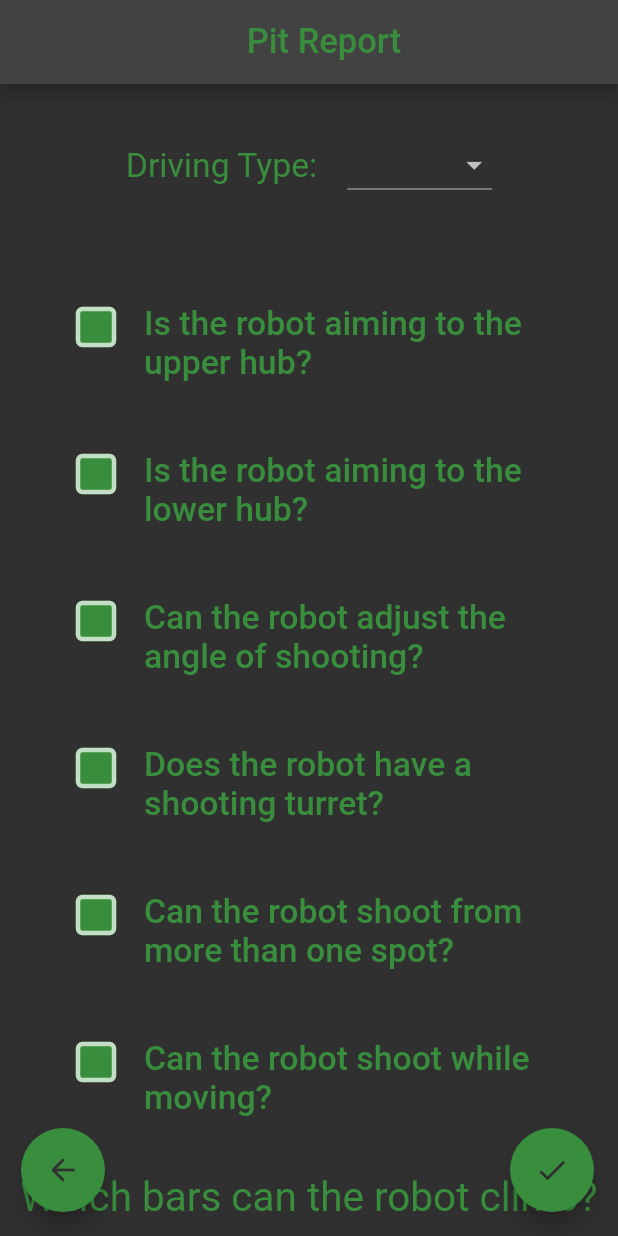
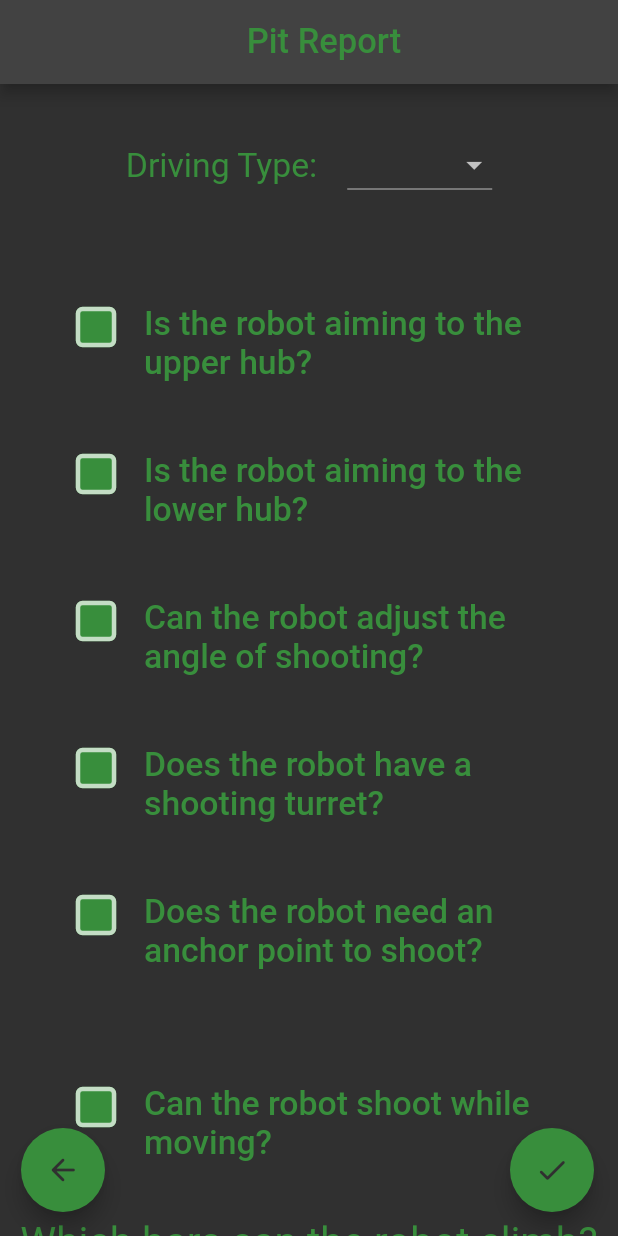
Before and after one commit to Sufilevy/HamosadScoutingApp, a Flutter app: the PitReport screen opened directly, on a phone screen of 412 x 824 dp. Run offline on Flutter 3.47's test engine with Material 2 defaults, Android fonts, the phone set to English and light mode, and no system bars; our stand-ins replace firebase_core, firebase_database, google_fonts; accounts and stored records are empty; Roboto replaces fonts that are missing (Abel); project files that could hold a hidden picture were left out.

Commit message:
Added anchor point TextBox

```diff
--- a/lib/pages/pit_report.dart
+++ b/lib/pages/pit_report.dart
@@ -10,8 +10,9 @@ class PitReport extends StatefulWidget {
   final DataContainer<bool> canShootLowerData = DataContainer(false);
   final DataContainer<bool> canAdjustShootAngleData = DataContainer(false);
   final DataContainer<bool> hasTurretData = DataContainer(false);
-  final DataContainer<bool> canShootDynamicallyData = DataContainer(false);
   final DataContainer<bool> canShootWhileMovingData = DataContainer(false);
+  final DataContainer<bool> cantShootDynamicallyData = DataContainer(false);
+  final DataContainer<String> anchorPointData = DataContainer("");
   final DataContainer<List<int>> whichBarCanClimbData = DataContainer([]);
   final DataContainer<String> shootingHeightData = DataContainer("");
   final DataContainer<String> weaknessesData = DataContainer("");
@@ -30,7 +31,8 @@ class _PitReportState extends State<PitReport>
   late final ToggleButton canShootLower;
   late final ToggleButton canAdjustShootingAngle;
   late final ToggleButton hasTurret;
-  late final ToggleButton canShootDynamically;
+  late final ToggleButton cantShootDynamically;
+  late final TextEdit anchorPoint;
   late final ToggleButton canShootWhileMoving;
   late final ToggleButtons whichBarsCanClimb;
   late final DropdownMenu shootingHeight;
@@ -40,18 +42,21 @@ class _PitReportState extends State<PitReport>
   @override
   void initState() {
     drivingType = DropdownMenu(
-        title: "Driving Type:",
-        items: const ["Swerve", "Tank", "Other..."],
-        onChanged: (newValue) {
-          setState(() {
+      title: "Driving Type:",
+      items: const ["Swerve", "Tank", "Other..."],
+      onChanged: (newValue) {
+        setState(
+          () {
             if (newValue == "Other...") {
               drivingIsOther = true;
             } else {
               drivingIsOther = false;
               widget.drivingTypeData.value = newValue;
             }
-          });
-        });
+          },
+        );
+      },
+    );
     drivingOther = TextEdit(
       title: "Other...",
       container: widget.drivingTypeData,
@@ -74,14 +79,28 @@ class _PitReportState extends State<PitReport>
       title: "Does the robot have a shooting turret?",
       container: widget.hasTurretData,
     );
-    canShootDynamically = ToggleButton(
-      title: "Can the robot shoot from more than one spot?",
-      container: widget.canShootDynamicallyData,
+    cantShootDynamically = ToggleButton(
+      title: "Does the robot need an anchor point to shoot?",
+      container: widget.cantShootDynamicallyData,
+      onChanged: (newValue) {
+        setState(
+          () {
+            widget.cantShootDynamicallyData.value = newValue;
+          },
+        );
+      },
+    );
+    anchorPoint = TextEdit(
+      title: "Anchor point...",
+      container: widget.anchorPointData,
+      lines: 1,
+      titleInLine: true,
     );
     canShootWhileMoving = ToggleButton(
       title: "Can the robot shoot while moving?",
       container: widget.canShootWhileMovingData,
     );
+
     whichBarsCanClimb = ToggleButtons(
         title: "Which bars can the robot climb?",
         titles: const [
@@ -130,7 +149,8 @@ class _PitReportState extends State<PitReport>
           canShootLower,
           canAdjustShootingAngle,
           hasTurret,
-          canShootDynamically,
+          cantShootDynamically,
+          widget.cantShootDynamicallyData.value ? anchorPoint : Container(),
           canShootWhileMoving,
           whichBarsCanClimb,
           shootingHeight,
```
Also changed, not shown: lib/misc/database.dart (+11 -5 lines), lib/pages/teleop_page.dart (+23 -8 lines), lib/pages/home_page.dart (line endings or trailing spaces).
